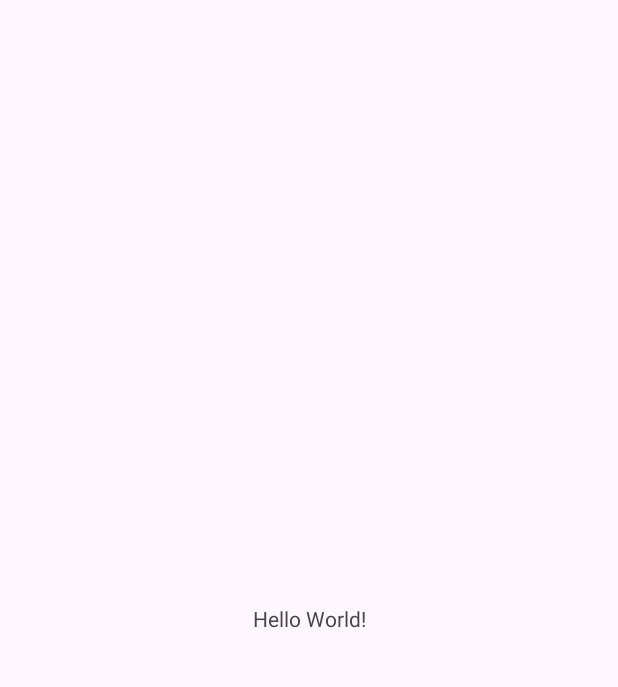
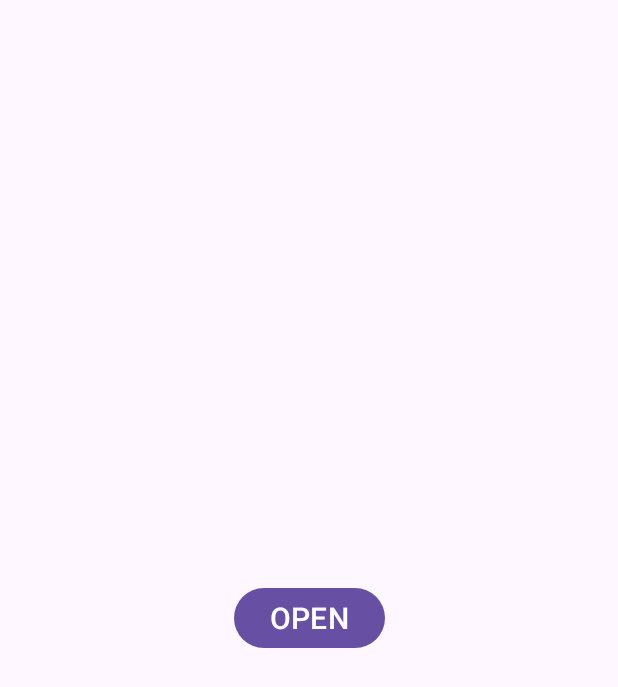
Before and after one commit to Ukiyyy/pjappPro, an Android app: the screen it shows after launch (MainActivity), on a phone screen of 412 x 824 dp. Before the commit the part shown is almost empty. Shown: the top 687 px of the screen. Run offline under Robolectric (Android 15) with nearby library versions, the phone set to English and light mode, and no system bars.

Commit message:
added QR code scanner

```diff
--- a/app/src/main/AndroidManifest.xml
+++ b/app/src/main/AndroidManifest.xml
@@ -1,6 +1,8 @@
 <?xml version="1.0" encoding="utf-8"?>
 <manifest xmlns:android="http://schemas.android.com/apk/res/android"
     xmlns:tools="http://schemas.android.com/tools">
+
+    <uses-permission android:name="android.permission.INTERNET"/>
 
     <application
         android:allowBackup="true"
--- a/app/src/main/res/layout/activity_main.xml
+++ b/app/src/main/res/layout/activity_main.xml
@@ -6,10 +6,12 @@
     android:layout_height="match_parent"
     tools:context=".MainActivity">
 
-    <TextView
+    <Button
         android:layout_width="wrap_content"
         android:layout_height="wrap_content"
-        android:text="Hello World!"
+        android:text="OPEN"
+        android:textSize="20dp"
+        android:onClick="btnQRscanner"
         app:layout_constraintBottom_toBottomOf="parent"
         app:layout_constraintEnd_toEndOf="parent"
         app:layout_constraintStart_toStartOf="parent"
```
Also changed, not shown: app/src/main/java/com/example/pjapppro/MainActivity.kt (+29 -0 lines).
